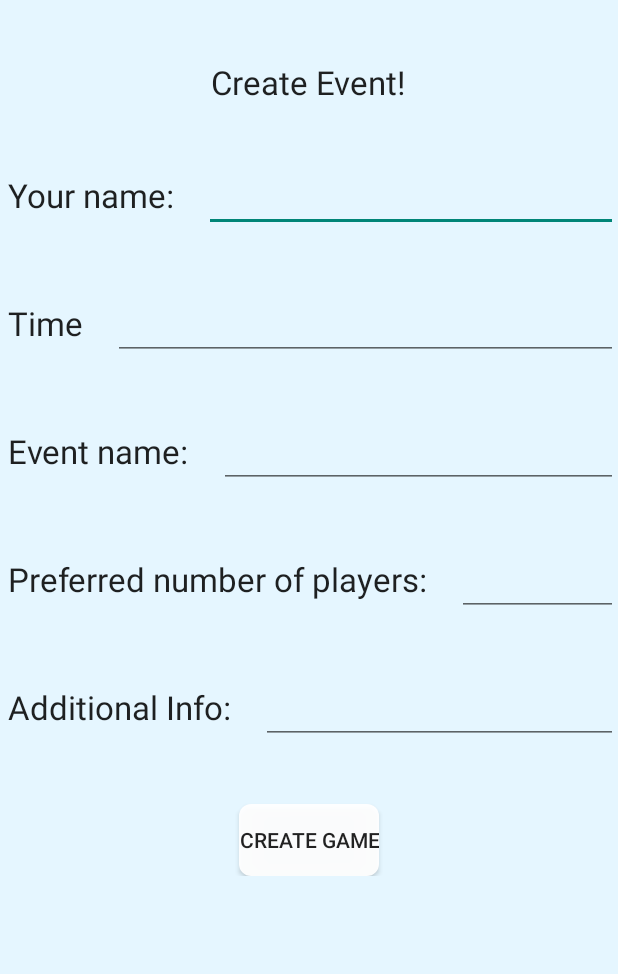
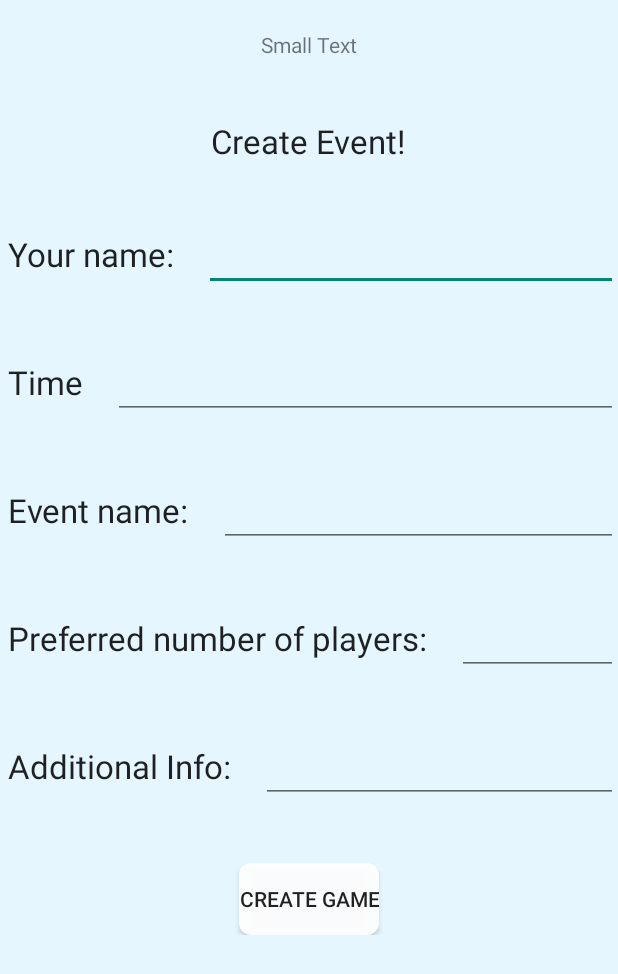
Before and after one commit to gcherr/CMPS115-Project, an Android app: the createEvent screen opened directly, with no data from a screen before it, on a phone screen of 412 x 824 dp. Shown: the top 974 px of the screen. Run offline under Robolectric (Android 15) with nearby library versions, the phone set to English and light mode, and no system bars; libraries missing offline, so code that uses them is left out: com.parse; 2 statements that could not run were skipped.

Commit message:
fixed crash on createEvent and display of pref. players

```diff
--- a/SlugSports/app/src/main/java/com/example/will/slugsports/ViewEvent.java
+++ b/SlugSports/app/src/main/java/com/example/will/slugsports/ViewEvent.java
@@ -129,11 +129,12 @@ public class ViewEvent extends AppCompatActivity {
                     sport = event.getString("sport");
                     title = event.getString("eventName");
                     creatr = event.getString("userName");
-                    pref = event.getInt("numPlayers")+"";
+                    pref = event.getString("numPlayers")+"";
                     join = event.getInt("numJoined")+"";
                     des = event.getString("description");
 
-                    Toast.makeText(ViewEvent.this, "sport is " + sport, Toast.LENGTH_SHORT).show();
+                    //Toast.makeText(ViewEvent.this, "sport is " + sport, Toast.LENGTH_SHORT).show();
+                    Toast.makeText(ViewEvent.this, "pref is " + pref, Toast.LENGTH_SHORT).show();
 
                     //works
                     //TextView chosenSport = (TextView) findViewById(R.id.chosenSport);
--- a/SlugSports/app/src/main/java/com/example/will/slugsports/createEvent.java
+++ b/SlugSports/app/src/main/java/com/example/will/slugsports/createEvent.java
@@ -12,6 +12,7 @@ import android.text.InputType;
 import android.util.Log;
 import android.view.View;
 import android.widget.EditText;
+import android.widget.TextView;
 import android.widget.Toast;
 
 import com.parse.Parse;
@@ -40,6 +41,11 @@ public class createEvent extends FragmentActivity
 
         event = new ParseObject("Event");
 
+        TextView criteria = (TextView) findViewById(R.id.textView4);
+        criteria.setText(bundle.getString("sport") + " at " + bundle.getString("location") +
+                        " on " + bundle.getInt("month") + "/" +bundle.getInt("day") + "/" +
+                        bundle.getInt("year"));
+
         EditText editText = (EditText) findViewById(R.id.editText10);
         editText.setOnClickListener(new View.OnClickListener() {
             @Override
@@ -62,45 +68,47 @@ public class createEvent extends FragmentActivity
     }
 
     public void buttonPressed(View v){
-
         EditText editText = (EditText) findViewById(R.id.editText);
         String eventName = editText.getText().toString();
-
-
-        if(eventName.length() < 1) {
-            eventName = "No Name";
-        }
 
         editText = (EditText) findViewById(R.id.editText2);
         String preferredPlayers = editText.getText().toString();
 
-        if(preferredPlayers.length() < 1) {
-            preferredPlayers = "2";
-        }
-
         editText = (EditText) findViewById(R.id.editText3);
         String eventDescription = editText.getText().toString();
-
-        if(eventDescription.length() < 1){
-            eventDescription = "No Description";
-        }
 
         editText = (EditText) findViewById(R.id.editText4);
         String userName = editText.getText().toString();
 
-        if(userName.length() < 1){
+        if(eventName.length() > 0 && preferredPlayers.length() > 0 && eventDescription.length() > 0 &&
+                userName.length() > 0 && AM_PM.length() > 0) {
+
+            if (eventName.length() < 1) {
+                eventName = "No Name";
+            }
+
+            if (preferredPlayers.length() < 1) {
+                preferredPlayers = "2";
+            }
+
+            if (eventDescription.length() < 1) {
+                eventDescription = "No Description";
+            }
+
+            if (userName.length() < 1) {
                 userName = "user";
             }
 
-        if(AM_PM.length() < 1){
-            Toast.makeText(getApplicationContext(), "Please enter a time", Toast.LENGTH_LONG).show();
-            return;
+            if (AM_PM.length() < 1) {
+                //Toast.makeText(getApplicationContext(), "Please enter a time", Toast.LENGTH_LONG).show();
+                AM_PM = "AM";
+                //return;
             }
 
 
             event.put("userName", userName);
             event.put("eventName", eventName);
-        event.put("numPlayers", preferredPlayers); //Not the # of people joined, the # preferred
+            event.put("numPlayers", preferredPlayers); //Not the # of people joined, the # preferred, must change to int sometime
             event.put("numJoined", 1);
             event.put("description", eventDescription);
             event.put("minute", minute);
@@ -119,7 +127,7 @@ public class createEvent extends FragmentActivity
             String sport = bundle.getString("sport");
 
             event.put("location", location);
-        event.put("sport",sport);
+            event.put("sport", sport);
 
             JSONArray usersAttending = new JSONArray();
             usersAttending.put(App.getAcct());
@@ -134,6 +142,9 @@ public class createEvent extends FragmentActivity
 
             super.onBackPressed();
 
+        } else{
+            Toast.makeText(createEvent.this, "Please enter all fields", Toast.LENGTH_SHORT).show();
+        }
     }
 
     public void onTimeSelected(int hourOfEvent, int minuteOfEvent){
--- a/SlugSports/app/src/main/res/layout/activity_create_event.xml
+++ b/SlugSports/app/src/main/res/layout/activity_create_event.xml
@@ -8,6 +8,16 @@
         android:layout_width="match_parent"
         android:layout_height="wrap_content"
         android:weightSum="7">
+
+        <TextView
+            android:layout_width="wrap_content"
+            android:layout_height="wrap_content"
+            android:textAppearance="?android:attr/textAppearanceSmall"
+            android:text="Small Text"
+            android:id="@+id/textView4"
+            android:layout_gravity="center_horizontal"
+            android:layout_weight="1"
+            android:layout_marginTop="20dp" />
 
         <TextView
             android:layout_width="wrap_content"
@@ -152,148 +162,3 @@
 
     </LinearLayout>
 </ScrollView>
-
-    <!--
-    <?xml version="1.0" encoding="utf-8"?>
-    <RelativeLayout xmlns:android="http://schemas.android.com/apk/res/android"
-        xmlns:tools="http://schemas.android.com/tools" android:layout_width="match_parent"
-        android:layout_height="match_parent" android:paddingLeft="@dimen/activity_horizontal_margin"
-        android:paddingRight="@dimen/activity_horizontal_margin"
-        android:paddingTop="@dimen/activity_vertical_margin"
-        android:paddingBottom="@dimen/activity_vertical_margin"
-        tools:context="com.example.will.slugsports.createEvent">
-        <EditText
-            android:layout_width="200dp"
-            android:layout_height="wrap_content"
-            android:inputType="textPersonName"
-            android:id="@+id/editText"
-            android:layout_above="@+id/editText2"
-            android:layout_alignRight="@+id/editText2"
-            android:layout_alignEnd="@+id/editText2"
-            android:layout_marginBottom="56dp"
-            android:layout_alignLeft="@+id/editText2"
-            android:layout_alignStart="@+id/editText2"
-            android:clickable="false"/>
-
-        <TextView
-            android:layout_width="wrap_content"
-            android:layout_height="wrap_content"
-            android:textAppearance="?android:attr/textAppearanceMedium"
-            android:text="@string/event_name"
-            android:id="@+id/textView3"
-            android:singleLine="true"
-            android:layout_alignBottom="@+id/editText"
-            android:layout_alignParentLeft="true"
-            android:layout_alignParentStart="true"
-            android:layout_alignTop="@+id/editText"
-            android:layout_alignRight="@+id/textView5"
-            android:layout_alignEnd="@+id/textView5" />
-
-        <TextView
-            android:layout_width="wrap_content"
-            android:layout_height="wrap_content"
-            android:textAppearance="?android:attr/textAppearanceLarge"
-            android:text="@string/event_creator"
-            android:id="@+id/textView4"
-            android:layout_alignParentTop="true"
-            android:layout_centerHorizontal="true" />
-
-        <EditText
-            android:layout_width="wrap_content"
-            android:layout_height="wrap_content"
-            android:inputType="number"
-            android:ems="10"
-            android:id="@+id/editText2"
-            android:layout_alignBottom="@+id/textView5"
-            android:layout_alignLeft="@+id/editText3"
-            android:layout_alignStart="@+id/editText3" />
-
-        <TextView
-            android:layout_width="wrap_content"
-            android:layout_height="wrap_content"
-            android:textAppearance="?android:attr/textAppearanceMedium"
-            android:text="@string/preferred_num"
-            android:id="@+id/textView5"
-            android:layout_above="@+id/editText3"
-            android:layout_alignParentLeft="true"
-            android:layout_alignParentStart="true"
-            android:layout_marginBottom="43dp"
-            android:layout_toLeftOf="@+id/editText2"
-            android:layout_toStartOf="@+id/editText2" />
-
-        <EditText
-            android:layout_width="wrap_content"
-            android:layout_height="wrap_content"
-            android:inputType="textMultiLine"
-            android:ems="10"
-            android:id="@+id/editText3"
-            android:layout_marginBottom="68dp"
-            android:layout_alignParentBottom="true"
-            android:layout_alignParentRight="true"
-            android:layout_alignParentEnd="true" />
-
-        <TextView
-            android:layout_width="wrap_content"
-            android:layout_height="wrap_content"
-            android:textAppearance="?android:attr/textAppearanceMedium"
-            android:text="@string/description"
-            android:id="@+id/textView6"
-            android:layout_alignBottom="@+id/editText3"
-            android:layout_alignParentLeft="true"
-            android:layout_alignParentStart="true" />
-
-        <EditText
-            android:layout_width="wrap_content"
-            android:layout_height="wrap_content"
-            android:inputType="textPersonName"
-            android:ems="10"
-            android:id="@+id/editText4"
-            android:layout_below="@+id/textView4"
-            android:layout_alignLeft="@+id/editText"
-            android:layout_alignStart="@+id/editText"
-            android:layout_marginTop="87dp" />
-
-        <TextView
-            android:layout_width="wrap_content"
-            android:layout_height="wrap_content"
-            android:textAppearance="?android:attr/textAppearanceMedium"
-            android:text="@string/enter_name"
-            android:id="@+id/textView7"
-            android:layout_alignTop="@+id/editText4"
-            android:layout_alignParentLeft="true"
-            android:layout_alignParentStart="true" />
-
-        <Button
-            style="?android:attr/buttonStyleSmall"
-            android:layout_width="wrap_content"
-            android:layout_height="wrap_content"
-            android:text="@string/create"
-            android:id="@+id/button2"
-            android:layout_alignParentBottom="true"
-            android:layout_centerHorizontal="true"
-            android:onClick="buttonPressed"/>
-
-        <TextView
-            android:layout_width="wrap_content"
-            android:layout_height="wrap_content"
-            android:textAppearance="?android:attr/textAppearanceMedium"
-            android:text="@string/select_time"
-            android:id="@+id/textView14"
-            android:layout_below="@+id/editText4"
-            android:layout_alignParentLeft="true"
-            android:layout_alignParentStart="true"
-            android:layout_marginTop="39dp" />
-
-        <EditText
-            android:layout_width="wrap_content"
-            android:layout_height="wrap_content"
-            android:id="@+id/editText10"
-            android:layout_alignTop="@+id/textView14"
-            android:layout_alignLeft="@+id/editText"
-            android:layout_alignStart="@+id/editText"
-            android:layout_alignRight="@+id/editText4"
-            android:layout_alignEnd="@+id/editText4"
-            android:focusable="false"/>
-
-    </RelativeLayout>
-    -->
```
Lines whose indentation alone changed are shown as unchanged.
